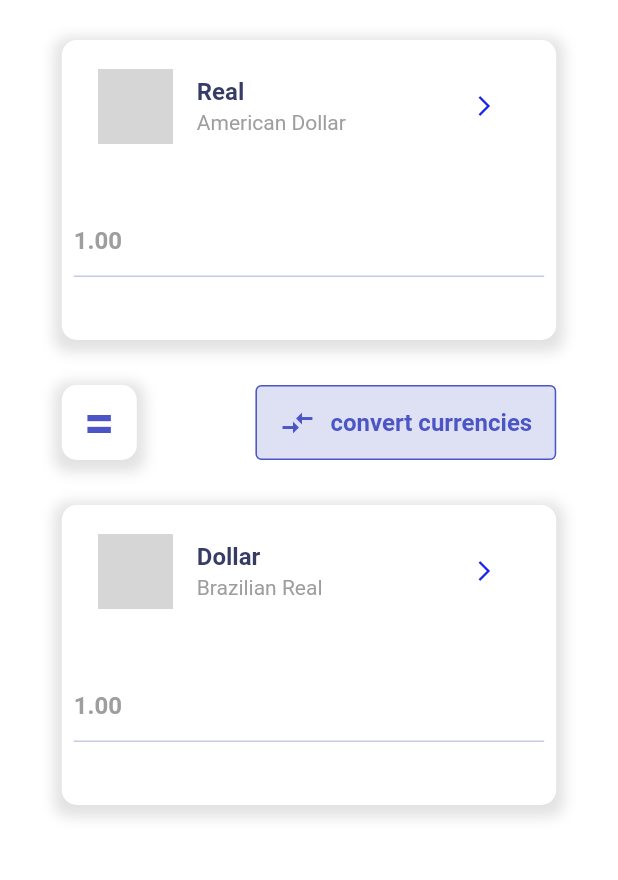
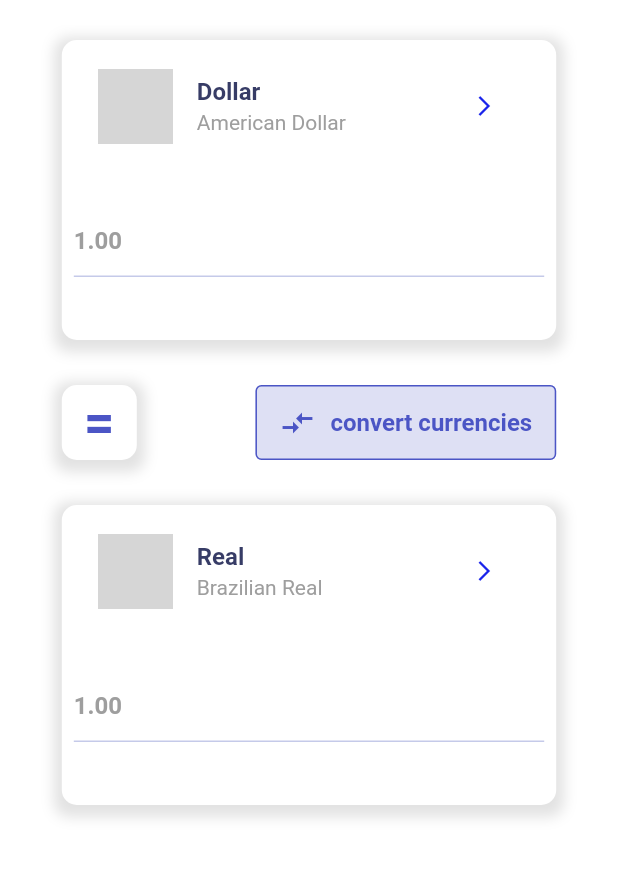
Before and after one commit to Ti4goS/Flutter-Currency-Converter-App, a Flutter app: the screen it shows after launch, on a phone screen of 412 x 824 dp, the part 59-939 px from its top. Run offline on Flutter 3.47's test engine with Material 2 defaults, Android fonts, the light colour scheme and no system bars; network calls fail; grey boxes are pictures that could not be loaded.

Commit message:
Segunda Tela e passagem de paramentros por rota

```diff
--- a/flutter_currency_converter/lib/app/controller/currency_controller.dart
+++ b/flutter_currency_converter/lib/app/controller/currency_controller.dart
@@ -8,8 +8,8 @@ class CurrencyController {
     CurrencyModel from;
     CurrencyModel to;
   }
-  CurrencyModel from = currencies.elementAt(0);
-  CurrencyModel to = currencies.elementAt(1);
+  CurrencyModel from = currencies.elementAt(1);
+  CurrencyModel to = currencies.elementAt(0);
   //por padrão deixa a convesão
 
   TextEditingController fromText;
--- a/flutter_currency_converter/lib/app/models/currency_model.dart
+++ b/flutter_currency_converter/lib/app/models/currency_model.dart
@@ -4,7 +4,10 @@ class CurrencyModel {
       required this.real,
       required this.dollar,
       required this.euro,
-      required this.bitcoin, required this.urlFlag});
+      required this.bitcoin,
+      required this.urlFlag,
+      required this.subTitle,
+      required this.suffix});
 
   String name;
   double real;
@@ -12,17 +15,49 @@ class CurrencyModel {
   double euro;
   double bitcoin;
   String urlFlag;
+  String subTitle;
+  String suffix;
 
   static List<CurrencyModel> get currency {
     return <CurrencyModel>[
       CurrencyModel(
-          name: 'Real', real: 1, dollar: 5.64, euro: 6.40, bitcoin: 0.0000042, urlFlag: 'https://cdn-icons-png.flaticon.com/512/206/206597.png'),
+        name: 'Real',
+        real: 1,
+        dollar: 5.64,
+        euro: 6.40,
+        bitcoin: 0.0000042,
+        urlFlag: 'https://cdn-icons-png.flaticon.com/512/206/206597.png',
+        subTitle: 'Brazilian Real',
+        suffix: 'R\$',
+      ),
       CurrencyModel(
-          name: 'Dollar', real: 5.65, dollar: 1, euro: 0.88, bitcoin: 0.000024, urlFlag: 'https://cdn-icons-png.flaticon.com/512/206/206626.png'),
+          name: 'Dollar',
+          real: 5.65,
+          dollar: 1,
+          euro: 0.88,
+          bitcoin: 0.000024,
+          urlFlag: 'https://cdn-icons-png.flaticon.com/512/206/206626.png',
+          subTitle: 'American Dollar',
+          suffix: '\$'),
       CurrencyModel(
-          name: 'Euro', real: 6.40, dollar: 1.14, euro: 1, bitcoin: 0.000027, urlFlag: 'https://cdn-icons-png.flaticon.com/512/555/555657.png'),
+          name: 'Euro',
+          real: 6.40,
+          dollar: 1.14,
+          euro: 1,
+          bitcoin: 0.000027,
+          urlFlag: 'https://cdn-icons-png.flaticon.com/512/555/555657.png',
+          subTitle: 'Euro',
+          suffix: '€'),
       CurrencyModel(
-          name: 'Bitcoin', real: 235262, dollar: 41744, euro: 36740, bitcoin: 1, urlFlag: 'https://cdn.icon-icons.com/icons2/1487/PNG/512/8369-bitcoin_102502.png')
+          name: 'Bitcoin',
+          real: 235262,
+          dollar: 41744,
+          euro: 36740,
+          bitcoin: 1,
+          urlFlag:
+              'https://cdn.icon-icons.com/icons2/1487/PNG/512/8369-bitcoin_102502.png',
+          subTitle: 'Cripto Bitcoin',
+          suffix: 'BTC')
     ];
   }
 }
--- a/flutter_currency_converter/lib/app/views/homePage/converter_box.dart
+++ b/flutter_currency_converter/lib/app/views/homePage/converter_box.dart
@@ -1,6 +1,8 @@
 import 'package:flutter/material.dart';
 import 'package:flutter_currency_converter/app/controller/theme_changer.dart';
 import 'package:flutter_currency_converter/app/models/currency_model.dart';
+import 'package:flutter_currency_converter/app/views/select_page/arguments_select.dart';
+import 'package:flutter_currency_converter/app/views/select_page/select_currency_view.dart';
 import 'package:flutter_currency_converter/app/views/widgets/app_colors.dart';
 import 'package:flutter_currency_converter/app/views/widgets/constants.dart';
 import 'package:flutter_currency_converter/app/views/widgets/container_decoration.dart';
@@ -8,25 +10,18 @@ import 'package:flutter_currency_converter/app/views/widgets/country_flag.dart';
 import 'package:provider/provider.dart';
 
 class ConverterBox extends StatefulWidget {
+  const ConverterBox({required this.controller, Key? key, required this.model, required this.where})
+      : super(key: key);
 
-   const ConverterBox(
-      {
-      required this.subtitle,
-      required this.suffix,
-      required this.controller,
-      Key? key, required this.model})
-      : super(key: key);
   final CurrencyModel model;
   final TextEditingController controller;
-  final String suffix;
-  final Text subtitle;
+  final String where;
 
   @override
   State<ConverterBox> createState() => _ConverterBoxState();
 }
 
 class _ConverterBoxState extends State<ConverterBox> {
-
   @override
   Widget build(BuildContext context) {
     CurrencyModel item = widget.model;
@@ -44,17 +39,24 @@ class _ConverterBoxState extends State<ConverterBox> {
             ListTile(
               leading: CountryFlag(url: item.urlFlag),
               title: Text(
-                        item.name,
-                        style: _themeChanger.darkTheme
-                            ? TextDark.headLine
-                            : TextLight.headLine,
-                      ),
-              subtitle: widget.subtitle,
+                item.name,
+                style: _themeChanger.darkTheme
+                    ? TextDark.headLine
+                    : TextLight.headLine,
+              ),
+              subtitle: Text(
+                item.subTitle,
+                style: _themeChanger.darkTheme
+                    ? TextDark.subTitle
+                    : TextLight.subTitle,
+              ),
               trailing: IconButton(
                 icon: const Icon(Icons.arrow_forward_ios),
                 color: AppColors.primaryColor,
                 iconSize: 16,
-                onPressed: () {},
+                onPressed: () {
+                 Navigator.pushNamed(context, SelectCurrency.routeName,arguments: ArgSelect(where: widget.where));
+                },
               ),
             ),
             const SizedBox(height: 30),
@@ -69,7 +71,7 @@ class _ConverterBoxState extends State<ConverterBox> {
                 hintStyle: _themeChanger.darkTheme
                     ? TextDark.subTitle
                     : TextLight.subTitle,
-                suffixText: widget.suffix,
+                suffixText: item.suffix,
                 suffixStyle: _themeChanger.darkTheme
                     ? TextDark.subTitle
                     : TextLight.subTitle,
--- a/flutter_currency_converter/lib/app/views/homePage/home_view.dart
+++ b/flutter_currency_converter/lib/app/views/homePage/home_view.dart
@@ -56,13 +56,7 @@ class _HomeViewState extends State<HomeView> {
                   ConverterBox(
                     controller: fromText,
                     model: controller.from,
-                    subtitle: Text(
-                      'American Dollar',
-                      style: _themeChanger.darkTheme
-                          ? TextDark.subTitle
-                          : TextLight.subTitle,
-                    ),
-                    suffix: '\$',
+                    where: 'From',
                   ),
                   const SizedBox(height: 30),
                   Row(
@@ -111,13 +105,7 @@ class _HomeViewState extends State<HomeView> {
                   ConverterBox(
                     controller: toText,
                     model: controller.to,
-                    suffix: 'R\$',
-                    subtitle: Text(
-                      'Brazilian Real',
-                      style: _themeChanger.darkTheme
-                          ? TextDark.subTitle
-                          : TextLight.subTitle,
-                    ),
+                    where: 'to',
                   ),
                   const SizedBox(height: 30),
                 ],
--- a/flutter_currency_converter/lib/app/views/my_app.dart
+++ b/flutter_currency_converter/lib/app/views/my_app.dart
@@ -1,5 +1,6 @@
 import 'package:flutter/material.dart';
 import 'package:flutter_currency_converter/app/controller/theme_changer.dart';
+import 'package:flutter_currency_converter/app/views/select_page/select_currency_view.dart';
 import 'package:provider/provider.dart';
 
 import 'homePage/home_view.dart';
@@ -21,6 +22,7 @@ class MyApp extends StatelessWidget {
         darkTheme: MyTheme.darkTheme,
         routes: {
           AppRoutes.home: (context) => const HomeView(),
+          SelectCurrency.routeName : (context) => const SelectCurrency(),
         },
         initialRoute: AppRoutes.home,
       );
--- /dev/null
+++ b/flutter_currency_converter/lib/app/views/select_page/arguments_select.dart
@@ -0,0 +1,5 @@
+class ArgSelect {
+  final String where;
+
+  ArgSelect({required this.where});
+}
--- a/flutter_currency_converter/lib/app/views/widgets/routes.dart
+++ b/flutter_currency_converter/lib/app/views/widgets/routes.dart
@@ -1,3 +1,4 @@
 class AppRoutes {
   static const String home = '/';
+  static const String select = '/currency';
 }
```
Also changed, not shown: flutter_currency_converter/lib/app/views/select_page/select_currency_view.dart (added, +54 -0 lines).
